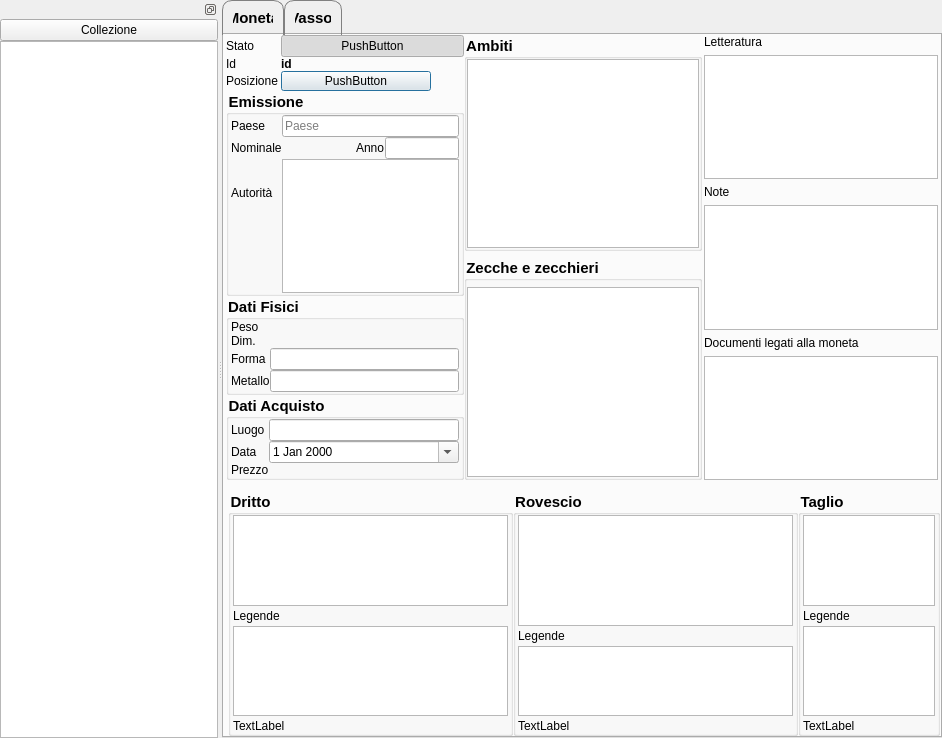
Above: GestCollOnQt/GUI/Moneta/monetaform.ui from mirkoviviani76/gestcoll before the change. Below: the same form after it.
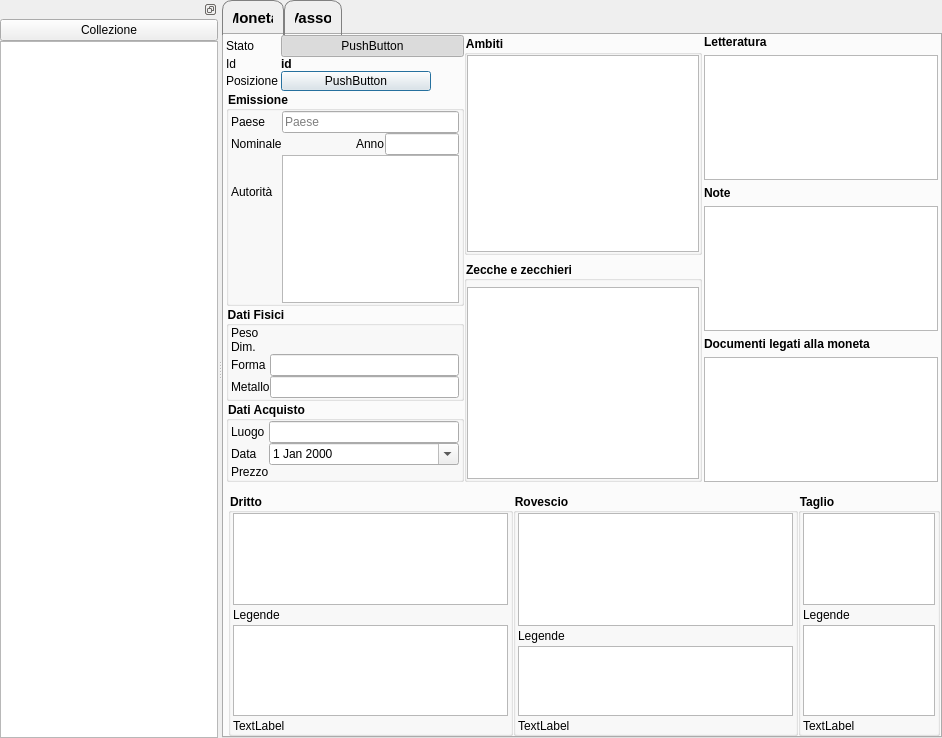
That is the form after the change. Icons and pictures are not drawn. Custom widgets are drawn as their Qt base class.

```diff
--- a/GestCollOnQt/GUI/Moneta/monetaform.ui
+++ b/GestCollOnQt/GUI/Moneta/monetaform.ui
@@ -15,8 +15,6 @@
   </property>
   <property name="styleSheet">
    <string notr="true">QGroupBox {
-font-size: 15px;
-font-variant: small-caps;
 font-weight: bold;
 }</string>
   </property>
@@ -511,6 +509,12 @@
               </property>
               <item>
                <widget class="QLabel" name="label_7">
+                <property name="font">
+                 <font>
+                  <weight>75</weight>
+                  <bold>true</bold>
+                 </font>
+                </property>
                 <property name="text">
                  <string>Letteratura</string>
                 </property>
@@ -558,6 +562,12 @@
               </item>
               <item>
                <widget class="QLabel" name="label_8">
+                <property name="font">
+                 <font>
+                  <weight>75</weight>
+                  <bold>true</bold>
+                 </font>
+                </property>
                 <property name="text">
                  <string>Note</string>
                 </property>
@@ -581,6 +591,12 @@
               </item>
               <item>
                <widget class="QLabel" name="label_9">
+                <property name="font">
+                 <font>
+                  <weight>75</weight>
+                  <bold>true</bold>
+                 </font>
+                </property>
                 <property name="text">
                  <string>Documenti legati alla moneta</string>
                 </property>
```
Left out of the diff: 79 changed lines with no effect on the pictures.
